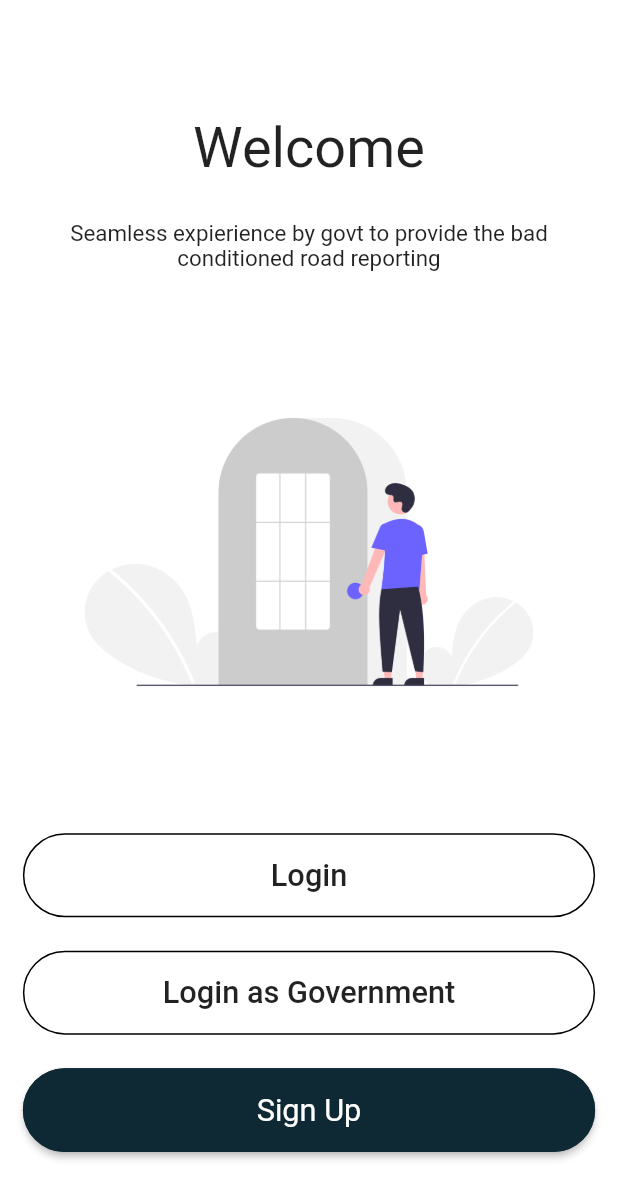
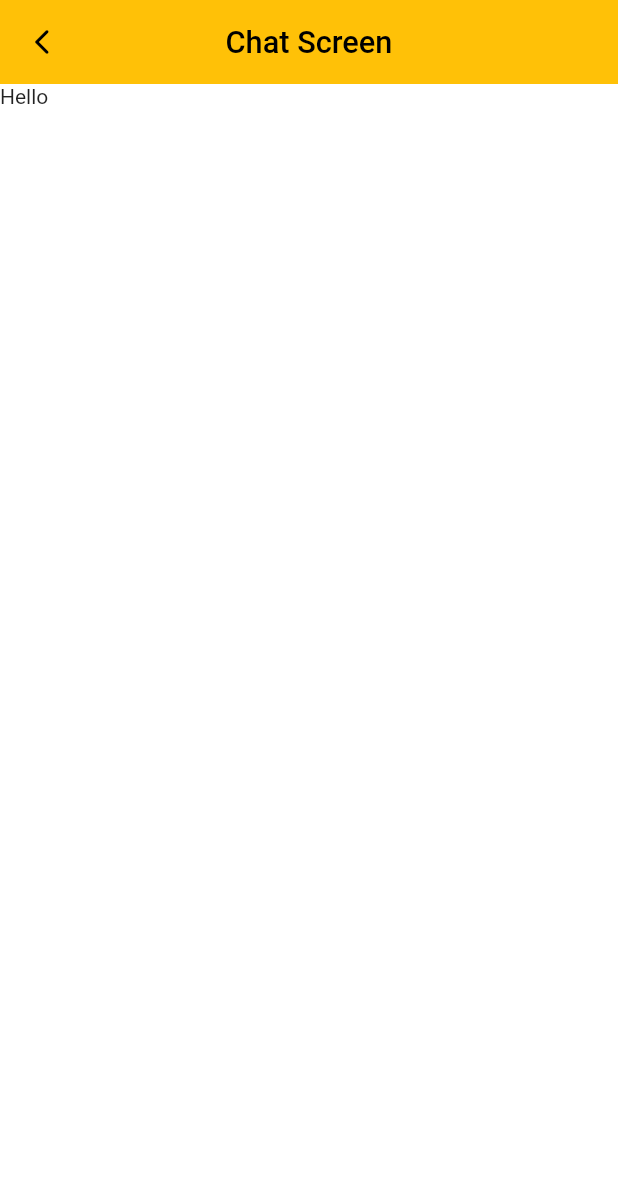
Before and after one commit to hchauhan7816/Road-Sarathi, a Flutter app: the screen it shows after launch, on a phone screen of 412 x 824 dp. Shown: the top 1199 px of the screen. Run offline on Flutter 3.47's test engine with Material 2 defaults, Android fonts, the phone set to English and light mode, and no system bars; our stand-ins replace firebase_auth, firebase_core, flutter_screenutil, get; accounts and stored records are empty.

Commit message:
appbar modified

```diff
--- /dev/null
+++ b/lib/Config/themes.dart
@@ -0,0 +1,42 @@
+import 'package:flutter/material.dart';
+import 'package:flutter/painting.dart';
+import 'package:flutter_screenutil/flutter_screenutil.dart';
+import 'package:sadak/Config/palette.dart';
+
+class Themes {
+  final lightTheme = ThemeData(
+    primarySwatch: Colors.amber,
+    // primaryColor: Colors.white,
+    // disabledColor: Colors.grey,
+    // cardColor: Colors.white,
+    canvasColor: Colors.white,
+    // fontFamily: Devfest.googleSansFamily,
+    brightness: Brightness.light,
+    appBarTheme: AppBarTheme(
+      elevation: 0,
+      // backgroundColor: Colors.white,
+      titleTextStyle: TextStyle(
+        color: Colors.black,
+        fontSize: 55.sp,
+        fontWeight: FontWeight.w500,
+      ),
+    ),
+  );
+
+  // final darkTheme = ThemeData.dark().copyWith(
+  //   textTheme: ThemeData.dark().textTheme.apply(
+  //       // fontFamily: Devfest.googleSansFamily,
+  //       ),
+  //   appBarTheme: AppBarTheme(
+  //     backgroundColor: Colors.black,
+  //     elevation: 0,
+  //     titleTextStyle: TextStyle(
+  //       color: Colors.white,
+  //       fontSize: 55.sp,
+  //       fontWeight: FontWeight.w500,
+  //     ),
+  //   ),
+  //   primaryColor: Colors.red[800],
+  //   scaffoldBackgroundColor: Colors.black,
+  // );
+}
--- a/lib/Controllers/auth_controller.dart
+++ b/lib/Controllers/auth_controller.dart
@@ -29,9 +29,10 @@ class AuthController extends GetxController {
 
   void signIn({required String email, required String password}) async {
     try {
+      // todo Temp. /chat
       await auth
           .signInWithEmailAndPassword(email: email, password: password)
-          .then((value) => Get.offAllNamed("/home"));
+          .then((value) => Get.offAllNamed("/chat"));
     } on FirebaseAuthException catch (e) {
       Get.snackbar("Error while Login", e.message.toString(),
           duration: const Duration(seconds: 5));
--- a/lib/Pages/Chat Screen/chat_page.dart
+++ b/lib/Pages/Chat Screen/chat_page.dart
@@ -0,0 +1,60 @@
+import 'package:flutter/material.dart';
+import 'package:get/get.dart';
+import 'package:sadak/Widgets/custom_scaffold.dart';
+
+class ChatScreen extends StatelessWidget {
+  const ChatScreen({Key? key}) : super(key: key);
+
+  @override
+  Widget build(BuildContext context) {
+    return Scaffold(
+      body: ChatScreenBody(),
+      appBar: AppBar(
+        elevation: 0,
+        title: Text("Chat Screen"),
+        centerTitle: true,
+        brightness: Brightness.light,
+        leading: IconButton(
+          onPressed: () {
+            Get.back();
+          },
+          icon: const Icon(Icons.arrow_back_ios_new_rounded),
+          iconSize: 20,
+          color: Colors.black,
+        ),
+      ),
+    );
+
+    return CustomScaffold(
+        body: ChatScreenBody(), appBar: chatScreenAppBar(context));
+  }
+}
+
+AppBar chatScreenAppBar(BuildContext context) {
+  return AppBar(
+    elevation: 10,
+    title: Text("Chat Screen"),
+    centerTitle: true,
+    brightness: Brightness.light,
+    backgroundColor: Colors.white,
+    leading: IconButton(
+      onPressed: () {
+        Get.back();
+      },
+      icon: const Icon(Icons.arrow_back_ios_new_rounded),
+      iconSize: 20,
+      color: Colors.black,
+    ),
+  );
+}
+
+class ChatScreenBody extends StatelessWidget {
+  const ChatScreenBody({Key? key}) : super(key: key);
+
+  @override
+  Widget build(BuildContext context) {
+    return Container(
+      child: Text("Hello"),
+    );
+  }
+}
--- a/lib/Pages/Login Signup Page/login.dart
+++ b/lib/Pages/Login Signup Page/login.dart
@@ -11,14 +11,14 @@ class LoginPage extends StatelessWidget {
 
   @override
   Widget build(BuildContext context) {
-    return CustomScaffold(
-        body: LoginBody(), title: "Login", appBar: loginAppBar(context));
+    return CustomScaffold(body: LoginBody(), appBar: loginAppBar(context));
   }
 }
 
 AppBar loginAppBar(BuildContext context) {
   return AppBar(
     elevation: 0,
+    title: const Text("Login"),
     brightness: Brightness.light,
     backgroundColor: Colors.white,
     leading: IconButton(
--- a/lib/Pages/Login Signup Page/login_gov.dart
+++ b/lib/Pages/Login Signup Page/login_gov.dart
@@ -11,14 +11,14 @@ class LoginGovPage extends StatelessWidget {
 
   @override
   Widget build(BuildContext context) {
-    return CustomScaffold(
-        body: LoginGovBody(), title: "Login", appBar: loginAppBar(context));
+    return CustomScaffold(body: LoginGovBody(), appBar: loginAppBar(context));
   }
 }
 
 AppBar loginAppBar(BuildContext context) {
   return AppBar(
     elevation: 0,
+    title: const Text("Government Login"),
     brightness: Brightness.light,
     backgroundColor: Colors.white,
     leading: IconButton(
--- a/lib/Pages/Login Signup Page/navigate_login_signup.dart
+++ b/lib/Pages/Login Signup Page/navigate_login_signup.dart
@@ -10,7 +10,7 @@ class LoginNavigator extends StatelessWidget {
 
   @override
   Widget build(BuildContext context) {
-    return CustomScaffold(body: LoginNavigatorBody(), title: "", appBar: null);
+    return CustomScaffold(body: LoginNavigatorBody(), appBar: null);
   }
 }
 
--- a/lib/Pages/Login Signup Page/signup.dart
+++ b/lib/Pages/Login Signup Page/signup.dart
@@ -11,14 +11,14 @@ class SignupPage extends StatelessWidget {
 
   @override
   Widget build(BuildContext context) {
-    return CustomScaffold(
-        body: SignupBody(), title: "Sign Up", appBar: signupAppBar(context));
+    return CustomScaffold(body: SignupBody(), appBar: signupAppBar(context));
   }
 }
 
 AppBar signupAppBar(BuildContext context) {
   return AppBar(
     elevation: 0,
+    title: const Text("Sign Up"),
     brightness: Brightness.light,
     backgroundColor: Colors.white,
     leading: IconButton(
@@ -49,7 +49,6 @@ class SignupBody extends StatelessWidget {
     if (_formKey.currentState!.validate()) {
       if (password.text == password2.text) {
         authController.signUp(email: email.text, password: password.text);
-
       } else {
         Get.snackbar("Error!", "Confirm Password does not match.");
       }
--- a/lib/Widgets/custom_scaffold.dart
+++ b/lib/Widgets/custom_scaffold.dart
@@ -10,14 +10,12 @@ import 'package:flutter_screenutil/flutter_screenutil.dart';
 class CustomScaffold extends StatelessWidget {
   final Widget body;
   AppBar? appBar;
-  final String title;
   final Color backgroundColor;
   TabBar? tabBar;
 
   CustomScaffold(
       {Key? key,
       required this.body,
-      required this.title,
       this.appBar,
       this.tabBar,
       this.backgroundColor = Colors.white})
--- a/lib/app.dart
+++ b/lib/app.dart
@@ -6,6 +6,8 @@ import 'package:sadak/Pages/Login%20Signup%20Page/login_gov.dart';
 import 'package:sadak/Pages/Login%20Signup%20Page/navigate_login_signup.dart';
 import 'package:get/get.dart';
 
+import 'Config/themes.dart';
+import 'Pages/Chat Screen/chat_page.dart';
 import 'Pages/Login Signup Page/login.dart';
 import 'Pages/Login Signup Page/signup.dart';
 
@@ -21,13 +23,16 @@ class OurApp extends StatelessWidget {
       designSize: const Size(1080, 2210),
       builder: () => GetMaterialApp(
         title: 'Flutter Demo',
-        theme: ThemeData(
-          primarySwatch: Colors.blue,
-        ),
-        // Todo navigate to which home page?
-        home: authController.auth.currentUser != null
-            ? HomePage()
-            : const LoginNavigator(),
+        theme: Themes().lightTheme,
+        // Todo navigate to which home page (user or gov)?
+
+        // home: authController.auth.currentUser != null
+        //     ? HomePage()
+        //     : const LoginNavigator(),
+
+        // Todo update the path to home page back
+        home: ChatScreen(),
+
         getPages: [
           GetPage(name: '/navigator', page: () => const LoginNavigator()),
           GetPage(name: '/login', page: () => const LoginPage()),
```
